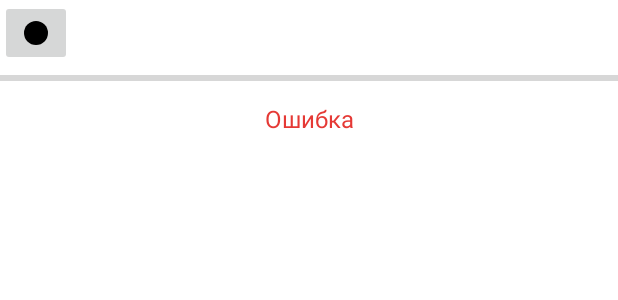
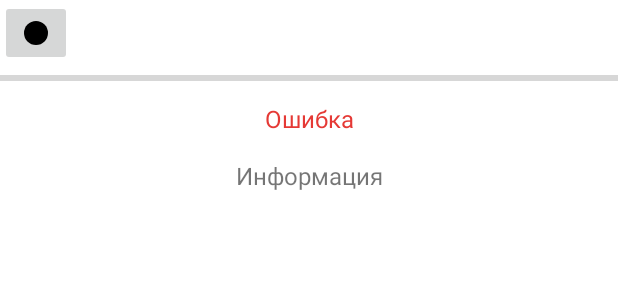
Before and after one commit to aakumykov/simple_audio_recorder, an Android app: the layout activity_main.xml on its own in the app's theme, with its tools: preview values and no code run, on a phone screen of 412 x 824 dp. Shown: the top 300 px of the screen. Run offline under Robolectric (Android 15) with nearby library versions, the phone set to English and light mode, and no system bars.

Commit message:
Удалил модуль app.

```diff
--- a/app/build.gradle
+++ b/app/build.gradle
@@ -34,7 +34,6 @@ dependencies {
 
     implementation 'androidx.appcompat:appcompat:1.5.1'
     implementation 'com.google.android.material:material:1.7.0'
-    implementation project(path: ':simple_audio_recorder')
 
 //    testImplementation 'junit:junit:4.13.2'
 //    androidTestImplementation 'androidx.test.ext:junit:1.1.4'
--- a/app/src/main/res/layout/activity_main.xml
+++ b/app/src/main/res/layout/activity_main.xml
@@ -35,4 +35,15 @@
         tools:text="@string/error"
         tools:visibility="visible" />
 
+    <TextView
+        android:id="@+id/infoView"
+        android:layout_width="match_parent"
+        android:layout_height="wrap_content"
+        android:padding="8dp"
+        android:textAlignment="center"
+        android:textSize="16sp"
+        android:visibility="gone"
+        tools:text="@string/info"
+        tools:visibility="visible" />
+
 </LinearLayout>
--- a/app/src/main/res/values/strings.xml
+++ b/app/src/main/res/values/strings.xml
@@ -2,4 +2,5 @@
     <string name="app_name">Простой аудио рекодер</string>
     <string name="description_record_button">Кнопка записи</string>
     <string name="error">Ошибка</string>
+    <string name="info">Информация</string>
 </resources>
--- a/settings.gradle
+++ b/settings.gradle
@@ -14,5 +14,4 @@ dependencyResolutionManagement {
     }
 }
 rootProject.name = "simple_audio_recorder"
-include ':app'
 include ':simple_audio_recorder'
```
Also changed, not shown: app/src/main/java/com/github/aakumykov/simple_audio_recorder/MainActivity.java (+14 -1 lines).
